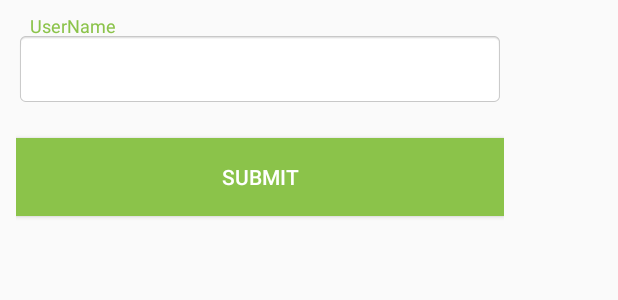
After one commit to locdx3/Facecook, an Android app: the layout register_name_layout.xml on its own in the app's theme, with its tools: preview values and no code run, on a phone screen of 412 x 824 dp. The commit adds this screen. Shown: the top 300 px of the screen. Run offline under Robolectric (Android 15) with nearby library versions, the phone set to English and light mode, and no system bars.

Commit message:
- correct login and register screen. - add dialog add name. ....

```diff
--- a/app/src/main/java/vn/com/codedao/facecook/presenter/register/IPresenterHandleRegister.java
+++ b/app/src/main/java/vn/com/codedao/facecook/presenter/register/IPresenterHandleRegister.java
@@ -5,5 +5,6 @@ package vn.com.codedao.facecook.presenter.register;
  */
 
 public interface IPresenterHandleRegister {
-    void register(String userName, String passWord);
+    void checkValidateRegister(String userName, String passWord);
+    void register(String userName, String passWord,String name);
 }
--- a/app/src/main/java/vn/com/codedao/facecook/utils/Constant.java
+++ b/app/src/main/java/vn/com/codedao/facecook/utils/Constant.java
@@ -10,6 +10,7 @@ public class Constant {
     public static final String DATALOGINFB = "dataloginfb";
     public static final String DATALOGINGG = "datalogingg";
     public static final String DATAREGISTER = "dataregister";
+    public static final String CHECKDATAREGISTER = "checkdataregister";
     public static final String ID = "User-ID";
     public static final String ID_DEFAULT = "no_id";
     public static final String TOKEN = "Authorization";
--- a/app/src/main/java/vn/com/codedao/facecook/view/login/ILoginView.java
+++ b/app/src/main/java/vn/com/codedao/facecook/view/login/ILoginView.java
@@ -7,6 +7,8 @@ package vn.com.codedao.facecook.view.login;
 public interface ILoginView {
     void loginSuccess();
     void loginFail(String status);
+    void checkRegisterSuccess();
+    void checkRegisterFail(String status);
     void registerSuccess();
     void registerFail(String status);
 }
--- /dev/null
+++ b/app/src/main/res/layout/register_name_layout.xml
@@ -0,0 +1,36 @@
+<?xml version="1.0" encoding="utf-8"?>
+<LinearLayout xmlns:android="http://schemas.android.com/apk/res/android"
+    android:layout_width="@dimen/_250sdp"
+    android:layout_height="match_parent"
+    android:layout_margin="@dimen/_8sdp"
+    android:orientation="vertical">
+
+    <android.support.design.widget.TextInputLayout
+        android:id="@+id/input_Name_Register"
+        android:layout_width="match_parent"
+        android:layout_height="wrap_content"
+        android:orientation="horizontal"
+        android:textColorHint="@color/colorAccentwhite">
+
+        <EditText
+            android:id="@+id/edNameRegister"
+            android:layout_width="match_parent"
+            android:layout_height="@dimen/_38sdp"
+            android:layout_marginBottom="@dimen/_8sdp"
+            android:background="@android:drawable/editbox_background_normal"
+            android:fontFamily="sans-serif"
+            android:hint="@string/username_hint_Update"
+            android:textColorHint="@color/colorAccentwhite"
+            android:textSize="14sp"
+            android:typeface="normal" />
+    </android.support.design.widget.TextInputLayout>
+
+    <Button
+        android:id="@+id/btnSMNameRgister"
+        android:layout_width="match_parent"
+        android:layout_height="@dimen/_40sdp"
+        android:layout_marginTop="@dimen/_8sdp"
+        android:background="@drawable/press_signin"
+        android:text="@string/text_button_submit"
+        android:textColor="@color/white" />
+</LinearLayout>
--- a/app/src/main/res/values/strings.xml
+++ b/app/src/main/res/values/strings.xml
@@ -31,6 +31,8 @@
     <string name="lastname_hint_Update">LastName</string>
     <string name="fisrtname_hint_Update">FirstName</string>
     <string name="Birthday_hint_Update">Birthhday</string>
+    <string name="text_button_submit">Submit</string>
+    <string name="name_hint_Register">Name</string>
 
     <!--End string for Register Screen-->
     <!-- TODO: Remove or change this placeholder text -->
```
Also changed, not shown: app/src/main/java/vn/com/codedao/facecook/apiservice/ApiConnect.java (+20 -2 lines), app/src/main/java/vn/com/codedao/facecook/apiservice/ApiInterface.java (+15 -1 lines), app/src/main/java/vn/com/codedao/facecook/model/login/Mlogin.java (+9 -0 lines), app/src/main/java/vn/com/codedao/facecook/presenter/register/PresenterLogicHandleRegister.java (+23 -6 lines), app/src/main/java/vn/com/codedao/facecook/utils/RealPathUtil.java (deleted, +0 -71 lines), app/src/main/java/vn/com/codedao/facecook/view/login/Login.java (+56 -19 lines), app/src/main/java/vn/com/codedao/facecook/view/personal/PersonalActivity.java (+17 -25 lines).
